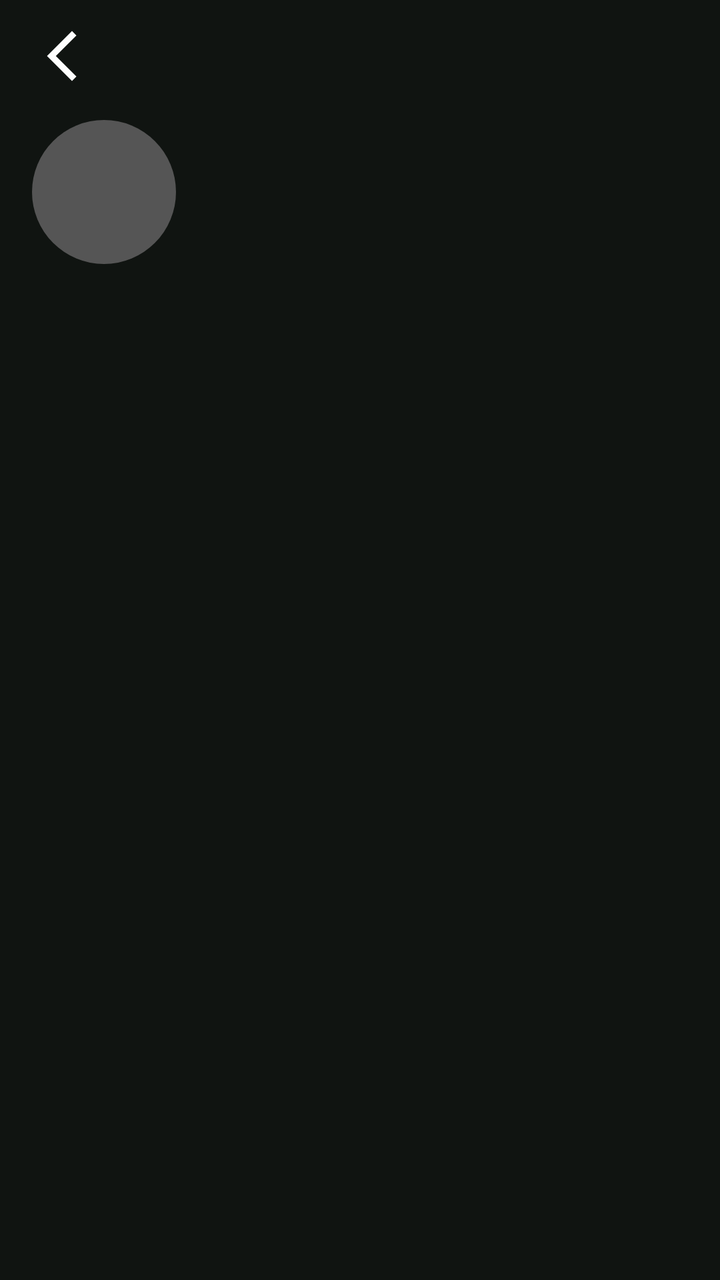
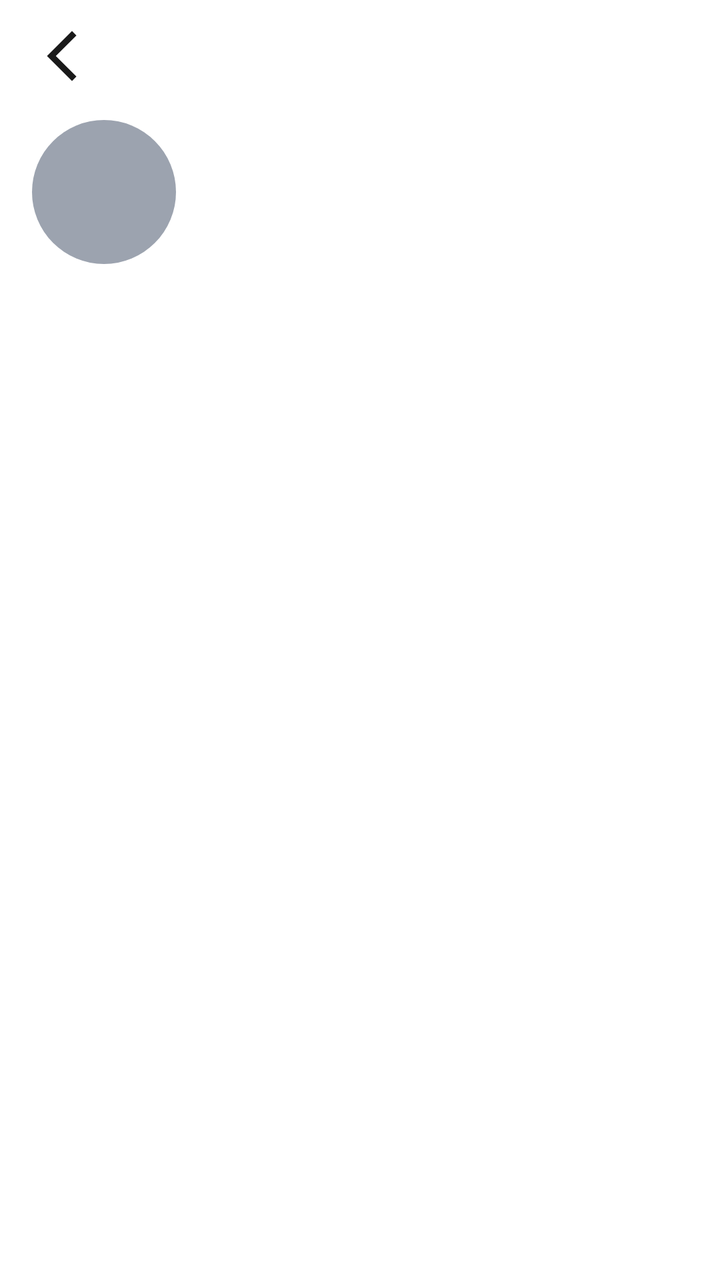

Screens rendered from an Android XML layout before and after an edit, with the pre-edit source and the edit as a unified diff.
<!-- AndroidManifest.xml: application theme Theme.MyApplication -->
<!-- res/layout/activity_player_detail.xml -->
<?xml version="1.0" encoding="utf-8"?>
<layout xmlns:android="http://schemas.android.com/apk/res/android"
    xmlns:app="http://schemas.android.com/apk/res-auto">

    <LinearLayout
        android:layout_width="match_parent"
        android:layout_height="match_parent"
        android:background="#101411"
        android:orientation="vertical"
        android:fitsSystemWindows="true">

        
        <RelativeLayout
            android:layout_width="match_parent"
            android:layout_height="56dp"
            android:paddingHorizontal="16dp">

            <ImageView
                android:id="@+id/btnBack"
                android:layout_width="30dp"
                android:layout_height="30dp"
                android:layout_centerVertical="true"
                android:src="@drawable/ic_arrow_back"
                app:tint="#FFFFFF" />
        </RelativeLayout>

        
        <LinearLayout
            android:layout_width="match_parent"
            android:layout_height="wrap_content"
            android:orientation="horizontal"
            android:gravity="center_vertical"
            android:paddingHorizontal="16dp"
            android:paddingTop="4dp"
            android:paddingBottom="20dp">

            <ImageView
                android:id="@+id/ivPlayerPhoto"
                android:layout_width="72dp"
                android:layout_height="72dp"
                android:background="@drawable/bg_player_circle"
                android:scaleType="centerCrop" />

            <LinearLayout
                android:layout_width="0dp"
                android:layout_height="wrap_content"
                android:layout_weight="1"
                android:orientation="vertical"
                android:layout_marginStart="16dp">

                <TextView
                    android:id="@+id/tvPlayerName"
                    android:layout_width="wrap_content"
                    android:layout_height="wrap_content"
                    android:textColor="#FFFFFF"
                    android:textSize="22sp"
                    android:textStyle="bold" />

                <TextView
                    android:id="@+id/tvPlayerTeam"
                    android:layout_width="wrap_content"
                    android:layout_height="wrap_content"
                    android:textColor="#AAAAAA"
                    android:textSize="15sp"
                    android:layout_marginTop="4dp" />

            </LinearLayout>
        </LinearLayout>

        
        <com.google.android.material.tabs.TabLayout
            android:id="@+id/tabLayout"
            android:layout_width="match_parent"
            android:layout_height="wrap_content"
            android:background="#101411"
            app:tabTextColor="#888888"
            app:tabSelectedTextColor="#FFFFFF"
            app:tabIndicatorColor="#20E07A"
            app:tabIndicatorHeight="3dp"
            app:tabMode="fixed"
            app:tabGravity="fill" />

        <androidx.viewpager2.widget.ViewPager2
            android:id="@+id/viewPager"
            android:layout_width="match_parent"
            android:layout_height="match_parent" />

    </LinearLayout>
</layout>
<!-- resources referenced by this layout -->
<resources>
  <!-- drawable bg_player_circle (drawable) -->
  <?xml version="1.0" encoding="utf-8"?>
  <shape xmlns:android="http://schemas.android.com/apk/res/android"
      android:shape="oval">
      <solid android:color="#555555" />
      <size android:width="50dp" android:height="50dp" />
  </shape>
  <!-- drawable ic_arrow_back (drawable) -->
  <vector xmlns:android="http://schemas.android.com/apk/res/android" android:height="24dp" android:tint="#000000" android:viewportHeight="24" android:viewportWidth="24" android:width="24dp">
        
      <path android:fillColor="@android:color/white" android:pathData="M17.77,3.77l-1.77,-1.77l-10,10l10,10l1.77,-1.77l-8.23,-8.23z"/>
      
  </vector>
  <style name="Theme.MyApplication" parent="Base.Theme.MyApplication" />
  <style name="Base.Theme.MyApplication" parent="Theme.Material3.DayNight.NoActionBar">
          
          
      </style>
</resources>

<!-- the commit's change to res/layout/activity_player_detail.xml (unified diff, before → after) -->
@@ -5,7 +5,7 @@
     <LinearLayout
         android:layout_width="match_parent"
         android:layout_height="match_parent"
-        android:background="#101411"
+        android:background="@color/bg"
         android:orientation="vertical"
         android:fitsSystemWindows="true">
 
@@ -21,7 +21,7 @@
                 android:layout_height="30dp"
                 android:layout_centerVertical="true"
                 android:src="@drawable/ic_arrow_back"
-                app:tint="#FFFFFF" />
+                app:tint="@color/text_primary" />
         </RelativeLayout>
 
         
@@ -52,7 +52,7 @@
                     android:id="@+id/tvPlayerName"
                     android:layout_width="wrap_content"
                     android:layout_height="wrap_content"
-                    android:textColor="#FFFFFF"
+                    android:textColor="@color/text_primary"
                     android:textSize="22sp"
                     android:textStyle="bold" />
 
@@ -60,7 +60,7 @@
                     android:id="@+id/tvPlayerTeam"
                     android:layout_width="wrap_content"
                     android:layout_height="wrap_content"
-                    android:textColor="#AAAAAA"
+                    android:textColor="@color/text_muted"
                     android:textSize="15sp"
                     android:layout_marginTop="4dp" />
 
@@ -72,10 +72,10 @@
             android:id="@+id/tabLayout"
             android:layout_width="match_parent"
             android:layout_height="wrap_content"
-            android:background="#101411"
-            app:tabTextColor="#888888"
-            app:tabSelectedTextColor="#FFFFFF"
-            app:tabIndicatorColor="#20E07A"
+            android:background="@color/bg"
+            app:tabTextColor="@color/text_secondary"
+            app:tabSelectedTextColor="@color/text_primary"
+            app:tabIndicatorColor="@color/accent"
             app:tabIndicatorHeight="3dp"
             app:tabMode="fixed"
             app:tabGravity="fill" />
<!-- resource entries referenced after the edit -->
@@ -1,10 +1,15 @@
 <!-- resources referenced by this layout -->
 <resources>
+  <color name="accent">#F2711C</color>
+  <color name="bg">#FFFFFF</color>
+  <color name="text_muted">#4B5563</color>
+  <color name="text_primary">#1A1A1A</color>
+  <color name="text_secondary">#6B7280</color>
   <!-- drawable bg_player_circle (drawable) -->
   <?xml version="1.0" encoding="utf-8"?>
   <shape xmlns:android="http://schemas.android.com/apk/res/android"
       android:shape="oval">
-      <solid android:color="#555555" />
+      <solid android:color="@color/text_hint" />
       <size android:width="50dp" android:height="50dp" />
   </shape>
   <!-- drawable ic_arrow_back (drawable) -->
@@ -14,9 +19,16 @@
       
   </vector>
   <style name="Theme.MyApplication" parent="Base.Theme.MyApplication" />
-  <style name="Base.Theme.MyApplication" parent="Theme.Material3.DayNight.NoActionBar">
-          
-          
+  <color name="text_hint">#9CA3AF</color>
+  <style name="Base.Theme.MyApplication" parent="Theme.Material3.Light.NoActionBar">
+          <item name="colorPrimary">@color/accent</item>
+          <item name="colorOnPrimary">@color/on_accent</item>
+          <item name="android:windowBackground">@color/bg</item>
+          <item name="android:statusBarColor">@color/bg</item>
+          <item name="android:navigationBarColor">@color/bg</item>
+          <item name="android:windowLightStatusBar">true</item>
+          <item name="android:windowLightNavigationBar" tools:targetApi="o_mr1">true</item>
       </style>
+  <color name="on_accent">#FFFFFF</color>
 </resources>
 
